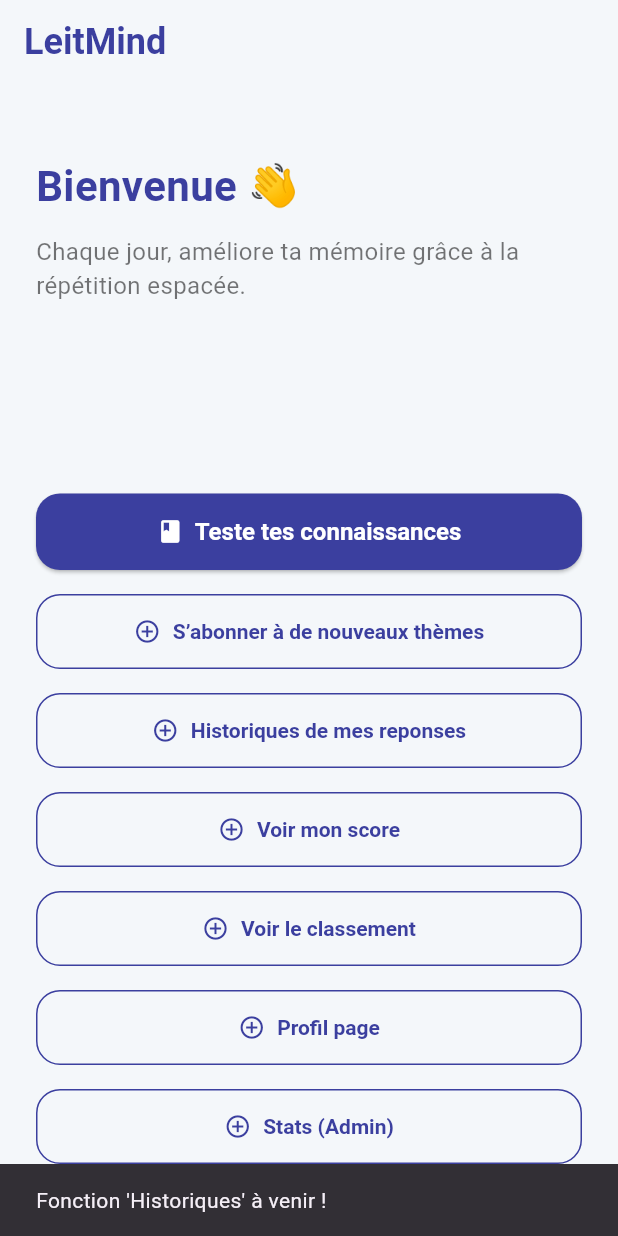
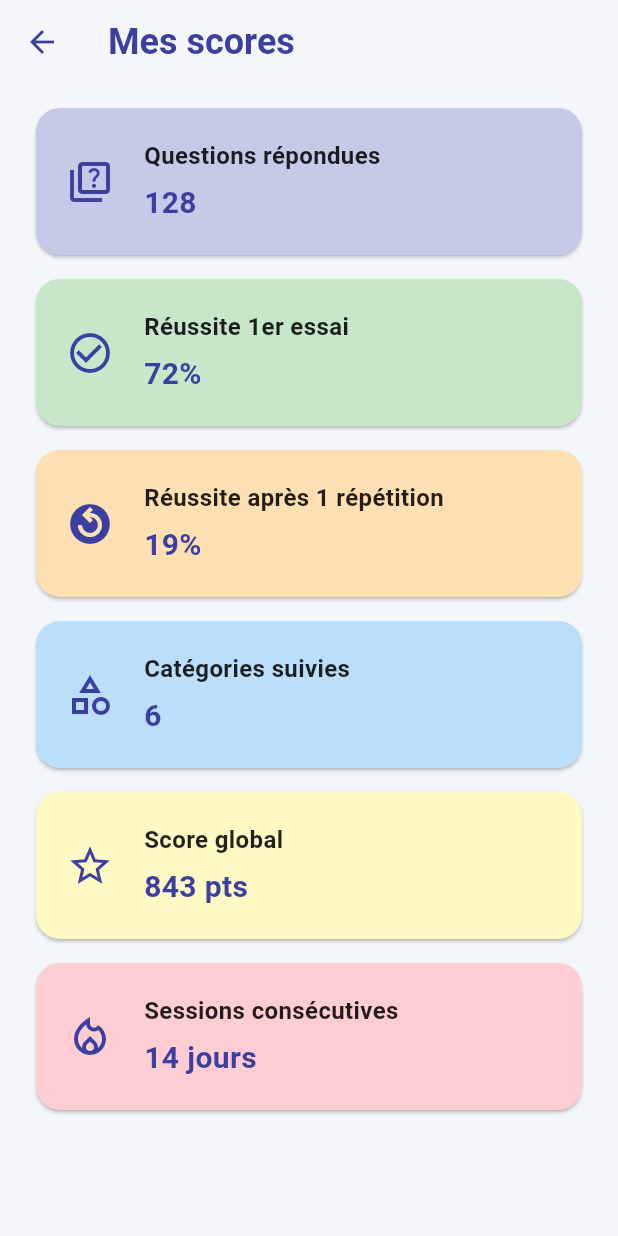
Before and after one commit to Jilvo/LeitMind-Mobile, a Flutter app: the HomeScreen screen opened by its route, after a tap on "Voir mon score", on a phone screen of 412 x 824 dp. Run offline on Flutter 3.47's test engine with Material 3 defaults, Android fonts, the phone set to English and light mode, and no system bars; our stand-ins replace cached_network_image, flutter_dotenv, image_picker, shared_preferences; accounts and stored records are empty.

Commit message:
add myscore  && history && subscribe to theme screens

```diff
--- a/lib/screens/home_screen.dart
+++ b/lib/screens/home_screen.dart
@@ -1,7 +1,11 @@
 import 'package:flutter/material.dart';
+import 'package:leitmind_mobile/screens/my_score_screen.dart';
+import 'leaderboard_screen.dart';
 import 'question_screen.dart';
 import 'profile_screen.dart';
 import 'package:shared_preferences/shared_preferences.dart';
+import 'answers_history_screen.dart';
+import 'subscribe_theme_screen.dart';
 
 class HomeScreen extends StatefulWidget {
   const HomeScreen({super.key});
@@ -108,9 +112,9 @@ class _HomeScreenState extends State<HomeScreen> {
                 const SizedBox(height: 16),
                 OutlinedButton.icon(
                   onPressed: () {
-                    // Logique d’abonnement ou navigation
-                    ScaffoldMessenger.of(context).showSnackBar(
-                      const SnackBar(content: Text("Fonction 'S’abonner' à venir !")),
+                    Navigator.push(
+                      context,
+                      MaterialPageRoute(builder: (_) => const SubscribeThemesScreen()),
                     );
                   },
                   icon: const Icon(Icons.add_circle_outline),
@@ -127,9 +131,9 @@ class _HomeScreenState extends State<HomeScreen> {
                 ),const SizedBox(height: 16),
                 OutlinedButton.icon(
                   onPressed: () {
-                    // Logique d’abonnement ou navigation
-                    ScaffoldMessenger.of(context).showSnackBar(
-                      const SnackBar(content: Text("Fonction 'S’abonner' à venir !")),
+                    Navigator.push(
+                      context,
+                      MaterialPageRoute(builder: (_) => const AnswersHistoryScreen()),
                     );
                   },
                   icon: const Icon(Icons.add_circle_outline),
@@ -146,9 +150,9 @@ class _HomeScreenState extends State<HomeScreen> {
                 ),const SizedBox(height: 16),
                 OutlinedButton.icon(
                   onPressed: () {
-                    // Logique d’abonnement ou navigation
-                    ScaffoldMessenger.of(context).showSnackBar(
-                      const SnackBar(content: Text("Fonction 'Historiques' à venir !")),
+                    Navigator.push(
+                      context,
+                      MaterialPageRoute(builder: (_) => const MyScoreScreen()),
                     );
                   },
                   icon: const Icon(Icons.add_circle_outline),
@@ -165,9 +169,9 @@ class _HomeScreenState extends State<HomeScreen> {
                 ),const SizedBox(height: 16),
                 OutlinedButton.icon(
                   onPressed: () {
-                    // Logique d’abonnement ou navigation
-                    ScaffoldMessenger.of(context).showSnackBar(
-                      const SnackBar(content: Text("Fonction 'S’abonner' à venir !")),
+                    Navigator.push(
+                      context,
+                      MaterialPageRoute(builder: (_) => const LeaderboardScreen()),
                     );
                   },
                   icon: const Icon(Icons.add_circle_outline),
@@ -184,7 +188,6 @@ class _HomeScreenState extends State<HomeScreen> {
                 ),const SizedBox(height: 16),
                 OutlinedButton.icon(
                   onPressed: () {
-                    // Logique d’abonnement ou navigation
                     Navigator.push(
                       context,
                       MaterialPageRoute(builder: (_) => const ProfileScreen()),
--- /dev/null
+++ b/lib/screens/my_score_screen.dart
@@ -0,0 +1,116 @@
+import 'package:flutter/material.dart';
+
+class MyScoreScreen extends StatelessWidget {
+  const MyScoreScreen({super.key});
+
+  @override
+  Widget build(BuildContext context) {
+    final stats = [
+      {
+        'title': 'Questions répondues',
+        'value': '128',
+        'icon': Icons.quiz_outlined,
+        'color': Colors.indigo.shade100,
+      },
+      {
+        'title': 'Réussite 1er essai',
+        'value': '72%',
+        'icon': Icons.check_circle_outline,
+        'color': Colors.green.shade100,
+      },
+      {
+        'title': 'Réussite après 1 répétition',
+        'value': '19%',
+        'icon': Icons.replay_circle_filled_outlined,
+        'color': Colors.orange.shade100,
+      },
+      {
+        'title': 'Catégories suivies',
+        'value': '6',
+        'icon': Icons.category_outlined,
+        'color': Colors.blue.shade100,
+      },
+      {
+        'title': 'Score global',
+        'value': '843 pts',
+        'icon': Icons.star_outline,
+        'color': Colors.yellow.shade100,
+      },
+      {
+        'title': 'Sessions consécutives',
+        'value': '14 jours',
+        'icon': Icons.local_fire_department_outlined,
+        'color': Colors.red.shade100,
+      },
+    ];
+
+    return Scaffold(
+      backgroundColor: const Color(0xFFF4F7FA),
+      appBar: AppBar(
+        backgroundColor: Colors.transparent,
+        elevation: 0,
+        title: const Text(
+          'Mes scores',
+          style: TextStyle(
+            color: Color(0xFF3B3F9F),
+            fontWeight: FontWeight.bold,
+            fontSize: 24,
+          ),
+        ),
+        iconTheme: const IconThemeData(color: Color(0xFF3B3F9F)),
+      ),
+      body: SingleChildScrollView(
+        padding: const EdgeInsets.symmetric(horizontal: 24.0, vertical: 16.0),
+        child: Column(
+          crossAxisAlignment: CrossAxisAlignment.stretch,
+          children: stats.map((stat) {
+            return Card(
+              margin: const EdgeInsets.only(bottom: 16),
+              color: stat['color'] as Color,
+              shape: RoundedRectangleBorder(
+                borderRadius: BorderRadius.circular(16),
+              ),
+              child: Padding(
+                padding: const EdgeInsets.all(20.0),
+                child: Row(
+                  children: [
+                    Icon(
+                      stat['icon'] as IconData,
+                      size: 32,
+                      color: const Color(0xFF3B3F9F),
+                    ),
+                    const SizedBox(width: 20),
+                    Expanded(
+                      child: Column(
+                        crossAxisAlignment: CrossAxisAlignment.start,
+                        children: [
+                          Text(
+                            stat['title'] as String,
+                            style: const TextStyle(
+                              fontSize: 16,
+                              fontWeight: FontWeight.w600,
+                              color: Colors.black87,
+                            ),
+                          ),
+                          const SizedBox(height: 6),
+                          Text(
+                            stat['value'] as String,
+                            style: const TextStyle(
+                              fontSize: 20,
+                              fontWeight: FontWeight.bold,
+                              color: Color(0xFF3B3F9F),
+                            ),
+                          ),
+                        ],
+                      ),
+                    )
+                  ],
+                ),
+              ),
+            );
+          }).toList(),
+        ),
+      ),
+    );
+  }
+}
```
Also changed, not shown: lib/main.dart (+8 -0 lines), lib/screens/answers_history_screen.dart (added, +113 -0 lines), lib/screens/leaderboard_screen.dart (added, +127 -0 lines), lib/screens/question_screen.dart (+13 -12 lines), lib/screens/subscribe_theme_screen.dart (added, +119 -0 lines).
